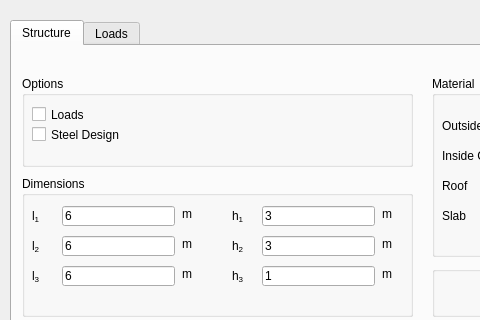
First picture: the form in Examples/FrameGenerator_2D/MyApp.ui, repository dlubal-software/RFEM_Python_Client, before the edit; both pictures show x 0 to 480 and y 0 to 320 of the 1300 by 880 pixel window.
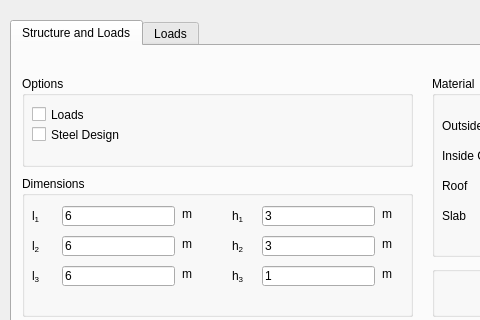
Second picture: the form after the edit.

The edit to the form file:
```diff
--- a/Examples/FrameGenerator_2D/MyApp.ui
+++ b/Examples/FrameGenerator_2D/MyApp.ui
@@ -57,7 +57,7 @@
     </property>
     <widget class="QWidget" name="Structure">
      <attribute name="title">
-      <string>Structure</string>
+      <string>Structure and Loads</string>
      </attribute>
      <widget class="QGroupBox" name="groupBox">
       <property name="geometry">
```
Left out of the diff: 12 changed lines with no effect on the pictures.
